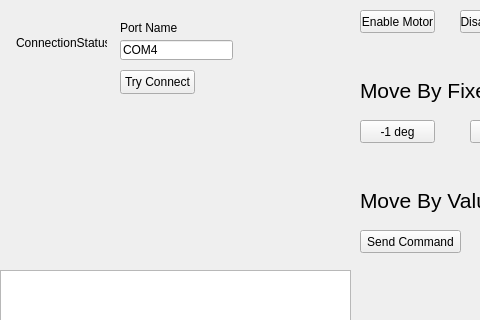
Qt form python/gui/TurntableControllerBase.ui (mgiglia92/speaker_turntable) before a commit; both pictures show x 0 to 480 and y 0 to 320 of the 800 by 600 pixel window.
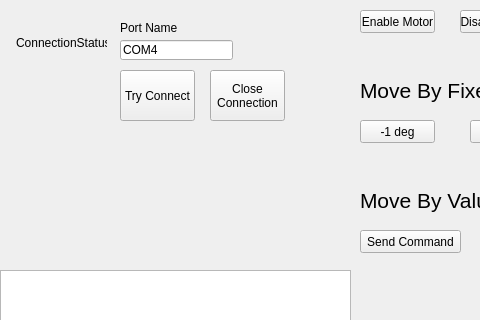
The same form after that commit.

Commit message: remove background position updates

The edit to the form file:
```diff
--- a/python/gui/TurntableControllerBase.ui
+++ b/python/gui/TurntableControllerBase.ui
@@ -238,7 +238,7 @@
       <x>120</x>
       <y>70</y>
       <width>75</width>
-      <height>24</height>
+      <height>51</height>
      </rect>
     </property>
     <property name="text">
@@ -255,6 +255,20 @@
      </rect>
     </property>
    </widget>
+   <widget class="QPushButton" name="closeConnection_button">
+    <property name="geometry">
+     <rect>
+      <x>210</x>
+      <y>70</y>
+      <width>75</width>
+      <height>51</height>
+     </rect>
+    </property>
+    <property name="text">
+     <string>Close 
+Connection</string>
+    </property>
+   </widget>
   </widget>
   <widget class="QMenuBar" name="menubar">
    <property name="geometry">
```
The commit also changes 2 other files.
